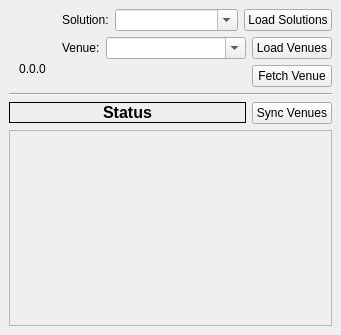
Old version of the form mi_companion/gui/dock_widget.ui in the repository MapsPeople/mi_companion.
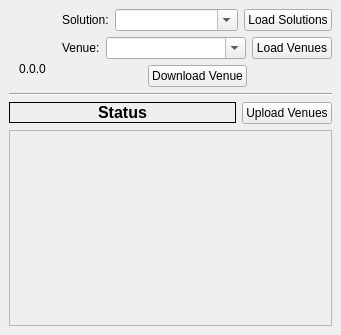
New version of the form.

What changed in the file:
```diff
--- a/mi_companion/gui/dock_widget.ui
+++ b/mi_companion/gui/dock_widget.ui
@@ -177,10 +177,23 @@
              </sizepolicy>
             </property>
             <property name="text">
-             <string>Fetch Venue</string>
+             <string>Download Venue</string>
             </property>
            </widget>
           </item>
+          <item>
+           <spacer name="horizontalSpacer">
+            <property name="orientation">
+             <enum>Qt::Horizontal</enum>
+            </property>
+            <property name="sizeHint" stdset="0">
+             <size>
+              <width>40</width>
+              <height>20</height>
+             </size>
+            </property>
+           </spacer>
+          </item>
          </layout>
         </item>
        </layout>
@@ -240,7 +253,7 @@
          </sizepolicy>
         </property>
         <property name="text">
-         <string>Sync Venues</string>
+         <string>Upload Venues</string>
         </property>
        </widget>
       </item>
```
